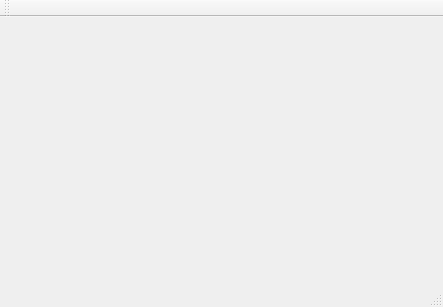
Above: mainwindow.ui from PoxiaoLZ/SoftProject before the change. Below: the same form after it.
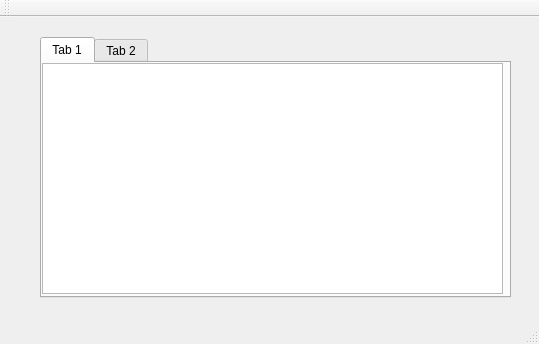
That is the form after the change.

```diff
--- a/mainwindow.ui
+++ b/mainwindow.ui
@@ -6,14 +6,58 @@
    <rect>
     <x>0</x>
     <y>0</y>
-    <width>443</width>
-    <height>307</height>
+    <width>539</width>
+    <height>344</height>
    </rect>
   </property>
   <property name="windowTitle">
    <string>MainWindow</string>
   </property>
-  <widget class="QWidget" name="centralWidget"/>
+  <widget class="QWidget" name="centralWidget">
+   <widget class="QTabWidget" name="tabWidget">
+    <property name="geometry">
+     <rect>
+      <x>40</x>
+      <y>20</y>
+      <width>471</width>
+      <height>261</height>
+     </rect>
+    </property>
+    <property name="currentIndex">
+     <number>0</number>
+    </property>
+    <widget class="QWidget" name="tab">
+     <attribute name="title">
+      <string>Tab 1</string>
+     </attribute>
+     <widget class="QTableWidget" name="tableWidget">
+      <property name="geometry">
+       <rect>
+        <x>0</x>
+        <y>0</y>
+        <width>461</width>
+        <height>231</height>
+       </rect>
+      </property>
+     </widget>
+    </widget>
+    <widget class="QWidget" name="tab_2">
+     <attribute name="title">
+      <string>Tab 2</string>
+     </attribute>
+     <widget class="QTableWidget" name="tableWidget_2">
+      <property name="geometry">
+       <rect>
+        <x>0</x>
+        <y>0</y>
+        <width>461</width>
+        <height>231</height>
+       </rect>
+      </property>
+     </widget>
+    </widget>
+   </widget>
+  </widget>
   <widget class="QMenuBar" name="menuBar">
    <property name="geometry">
     <rect>
```
Left out of the diff: 2 changed lines with no effect on the pictures.
